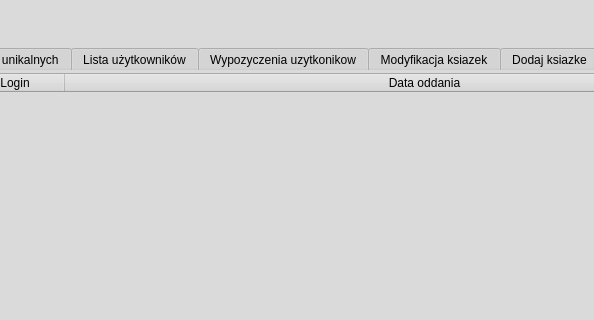
The window that QT_files/mainwindow.ui (Sebastian029/Projekt-Cpp-v.2) describes before a commit, drawn with Qt 5; both pictures show x 151 to 745 and y 0 to 320 of the 964 by 652 pixel window.
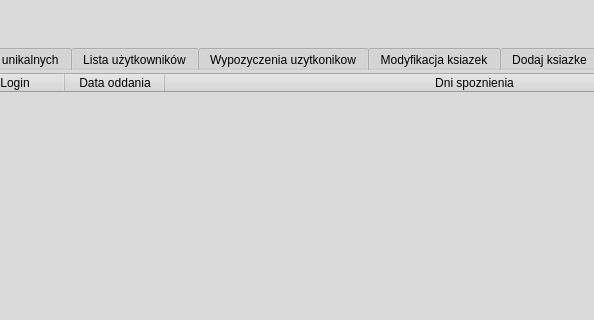
The same window after the commit. The open tabs and pages were chosen to show the change. Icons and pictures are not drawn.

Diff of the .ui file:
```diff
--- a/QT_files/mainwindow.ui
+++ b/QT_files/mainwindow.ui
@@ -1825,6 +1825,11 @@
               <string>Data oddania</string>
              </property>
             </column>
+            <column>
+             <property name="text">
+              <string>Dni spoznienia</string>
+             </property>
+            </column>
            </widget>
           </widget>
          </widget>
```
Left out of the diff: 2 changed lines with no effect on the pictures.
